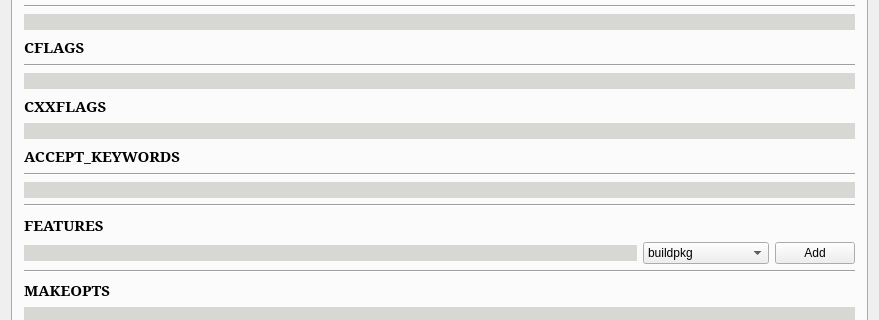
Old version of the form mainwindow.ui in the repository maluta/visual-portage-config; both pictures show x 0 to 879 and y 145 to 465 of the 879 by 551 pixel window.
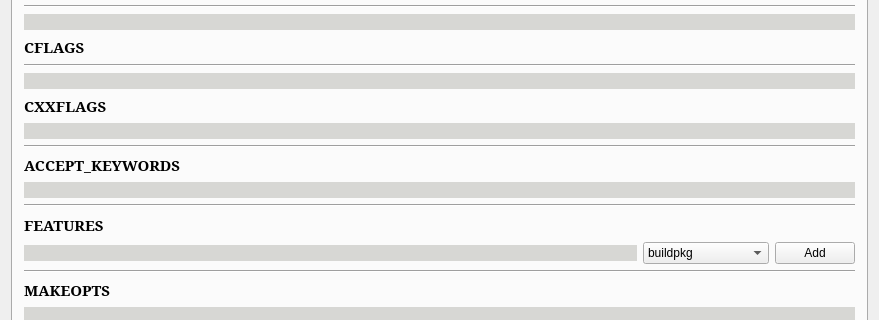
New version of the form. The open tabs and pages were chosen to show the change.

What changed in the file:
```diff
--- a/mainwindow.ui
+++ b/mainwindow.ui
@@ -7,7 +7,7 @@
     <x>0</x>
     <y>0</y>
     <width>879</width>
-    <height>451</height>
+    <height>545</height>
    </rect>
   </property>
   <property name="windowTitle">
@@ -277,6 +277,13 @@
           </item>
          </layout>
         </item>
+        <item>
+         <widget class="Line" name="line_3">
+          <property name="orientation">
+           <enum>Qt::Horizontal</enum>
+          </property>
+         </widget>
+        </item>
         <item>
          <widget class="QLabel" name="label_5">
           <property name="font">
@@ -292,13 +299,6 @@
           </property>
          </widget>
         </item>
-        <item>
-         <widget class="Line" name="line_3">
-          <property name="orientation">
-           <enum>Qt::Horizontal</enum>
-          </property>
-         </widget>
-        </item>
         <item>
          <layout class="QHBoxLayout" name="horizontalLayout_5">
           <item>
```
Left out of the diff: 2 changed lines with no effect on the pictures.
